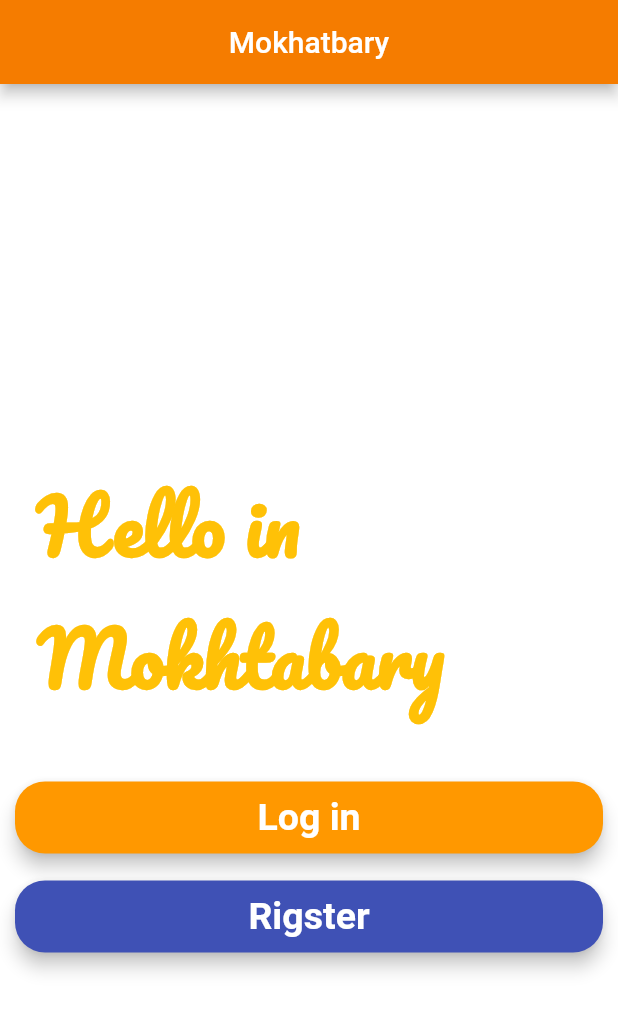
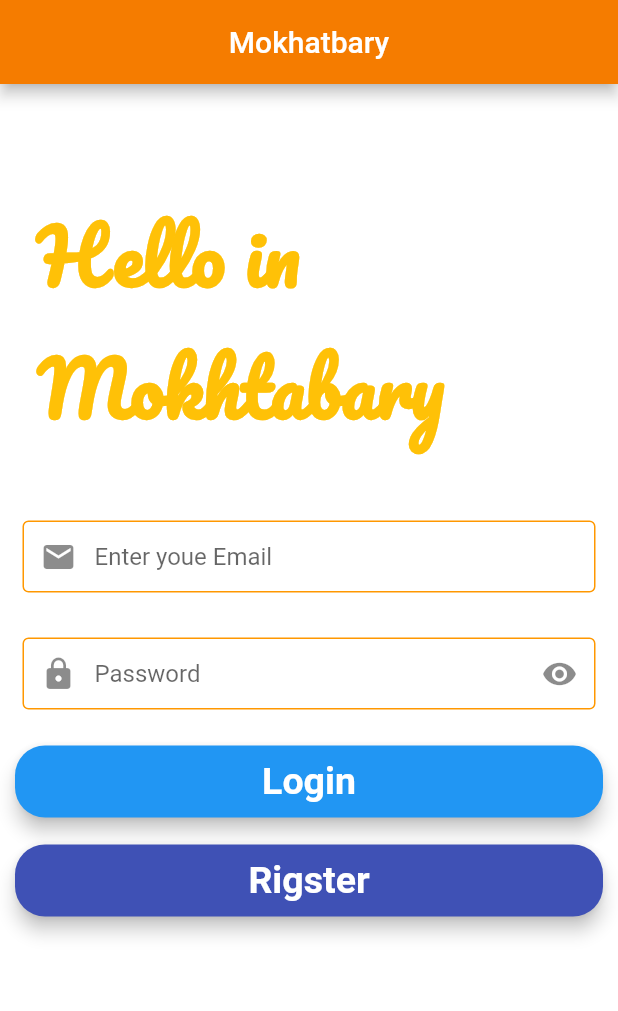
Before and after one commit to moath-kh/mokhtabary, a Flutter app: the screen it shows after launch, on a phone screen of 412 x 824 dp. Shown: the top 1011 px of the screen. Run offline on Flutter 3.47's test engine with Material 2 defaults, Android fonts, the phone set to English and light mode, and no system bars; our stand-ins replace easy_localization, firebase_auth, firebase_core, google_fonts; accounts and stored records are empty.

Commit message:
edit passowrd

```diff
--- a/lib/views/home.dart
+++ b/lib/views/home.dart
@@ -1,19 +1,26 @@
+import 'package:firebase_auth/firebase_auth.dart';
 import 'package:flutter/material.dart';
-import 'package:mokhtabary/views/afterlogin_screen.dart';
+import 'package:mokhtabary/views/patient_screen.dart';
 import 'package:mokhtabary/views/rigester_screen.dart';
-
 import 'package:mokhtabary/widgets/hello.dart';
 import 'package:mokhtabary/widgets/my_button.dart';
+import 'package:mokhtabary/widgets/rigester_button.dart';
 
 class PageHome extends StatefulWidget {
   static const String screenRoute = 'home_screen';
   const PageHome({Key? key}) : super(key: key);
-
   @override
   State<PageHome> createState() => _PageHomeState();
 }
 
 class _PageHomeState extends State<PageHome> {
+  // ignore: unused_field
+  final _auth = FirebaseAuth.instance;
+  late String email;
+  late String password;
+  bool isPassword = true;
+  var formkey = GlobalKey<FormState>();
+  @override
   @override
   Widget build(BuildContext context) {
     return Scaffold(
@@ -23,7 +30,10 @@ class _PageHomeState extends State<PageHome> {
         backgroundColor: Colors.orange[700],
       ),
       backgroundColor: Colors.white,
-      body: Column(
+      body: SingleChildScrollView(
+        child: Form(
+          key: formkey,
+          child: Column(
             mainAxisAlignment: MainAxisAlignment.center,
             crossAxisAlignment: CrossAxisAlignment.stretch,
             children: [
@@ -31,12 +41,67 @@ class _PageHomeState extends State<PageHome> {
               const SizedBox(
                 height: 30,
               ),
+              RigsterButton(
+                titlle: 'Enter youe Email',
+                bord: TextInputType.emailAddress,
+                icon: const Icon(Icons.email),
+                onEmpty: (value) {
+                  if (value!.isEmpty) {
+                    return 'Please Enter Your Email';
+                  }
+                  return null;
+                },
+                onClick: (value) {
+                  email = value;
+                },
+              ),
+              RigsterButton(
+                titlle: 'Password',
+                icon: const Icon(Icons.lock),
+                sicon: isPassword ? Icons.visibility : Icons.visibility_off,
+                suFF: () {
+                  setState(() {
+                    isPassword = !isPassword;
+                  });
+                },
+                bord: TextInputType.visiblePassword,
+                scure: isPassword,
+                onEmpty: (value) {
+                  if (value!.isEmpty) {
+                    return 'Please Enter Password';
+                  }
+                  return null;
+                },
+                onClick: (value) {
+                  password = value;
+                },
+              ),
               Mybuuton(
+                tittle: 'Login',
+                color: Colors.blue,
+                onPressed: () async {
+                  if (formkey.currentState!.validate()) {
+                    try {
+                      final user = _auth.signInWithEmailAndPassword(
+                          email: email, password: password);
+                      // ignore: unnecessary_null_comparison
+                      if (user != null) {
+                        Navigator.pushReplacementNamed(
+                            context, PatientSCreen.screenRoute);
+                      }
+                    } catch (e) {
+                      // ignore: avoid_print
+                      print(e);
+                    }
+                  }
+                },
+              ),
+              /*   Mybuuton(
                   tittle: 'Log in',
                   color: Colors.orange,
                   onPressed: () {
                     Navigator.pushNamed(context, LoginScreen.screenRoute);
-              }),
+                  }),*/
               Mybuuton(
                   tittle: 'Rigster',
                   color: Colors.indigo,
@@ -45,6 +110,8 @@ class _PageHomeState extends State<PageHome> {
                   })
             ],
           ),
+        ),
+      ),
     );
   }
 }
--- a/lib/widgets/rigester_button.dart
+++ b/lib/widgets/rigester_button.dart
@@ -1,22 +1,26 @@
 import 'package:flutter/material.dart';
 
+// ignore: must_be_immutable
 class RigsterButton extends StatelessWidget {
-  const RigsterButton(
+  RigsterButton(
       {Key? key,
       this.scure = false,
       required this.onClick,
       required this.onEmpty,
       required this.titlle,
       required this.icon,
+      this.sicon,
+      this.suFF,
       this.bord = TextInputType.emailAddress})
       : super(key: key);
   final Icon icon;
-
   final String titlle;
   final TextInputType bord;
   final void Function(String)? onClick;
   final String? Function(String?) onEmpty;
   final bool scure;
+  final IconData? sicon;
+  void Function()? suFF;
 
   get v => null;
 
@@ -35,6 +39,10 @@ class RigsterButton extends StatelessWidget {
         onChanged: onClick,
         decoration: InputDecoration(
           prefixIcon: icon,
+          suffixIcon: IconButton(
+            onPressed: suFF,
+            icon: Icon(sicon),
+          ),
           hintText: titlle,
           contentPadding:
               const EdgeInsets.symmetric(horizontal: 10, vertical: 10),
```
Also changed, not shown: lib/views/rigester_screen.dart (+8 -1 lines). Lines whose indentation alone changed are shown as unchanged.
